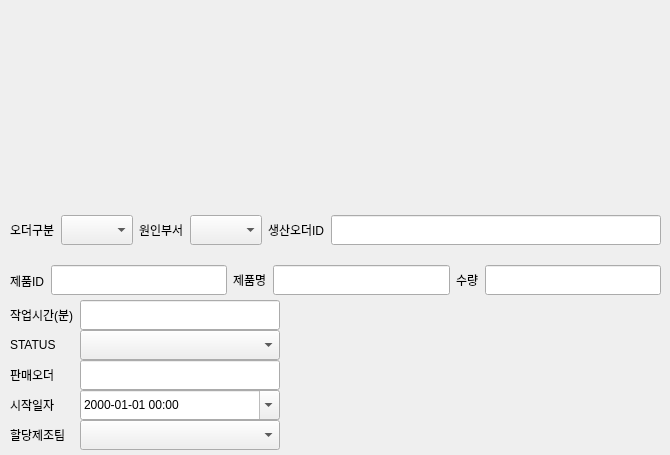
The window that ui/input_prod_order.ui (RaineyLee/dooch_mes_v1.2) describes before a commit, drawn with Qt 5.
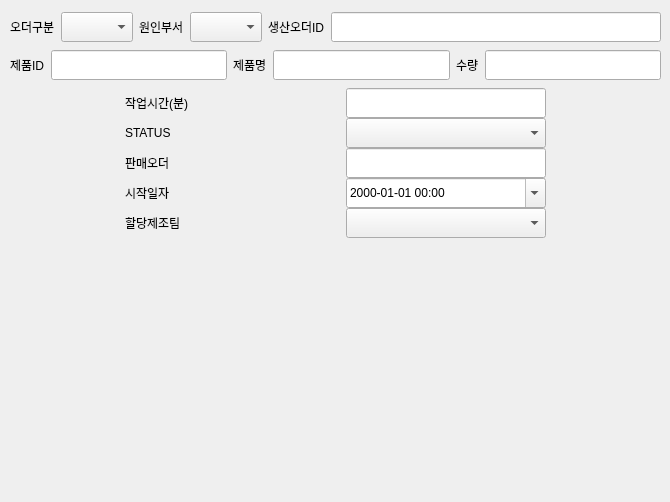
The same window after the commit.

```diff
--- a/ui/input_prod_order.ui
+++ b/ui/input_prod_order.ui
@@ -7,7 +7,7 @@
     <x>0</x>
     <y>0</y>
     <width>670</width>
-    <height>455</height>
+    <height>502</height>
    </rect>
   </property>
   <property name="sizePolicy">
@@ -25,24 +25,223 @@
      <x>10</x>
      <y>10</y>
      <width>651</width>
-     <height>191</height>
+     <height>230</height>
     </rect>
    </property>
    <layout class="QVBoxLayout" name="main_layout">
     <property name="sizeConstraint">
      <enum>QLayout::SetDefaultConstraint</enum>
     </property>
-   </layout>
-  </widget>
-  <widget class="QWidget" name="gridLayoutWidget">
-   <property name="geometry">
-    <rect>
-     <x>10</x>
-     <y>300</y>
-     <width>377</width>
-     <height>202</height>
-    </rect>
-   </property>
+    <item>
+     <layout class="QHBoxLayout" name="layout_essential" stretch="0,0,0,0,0,0">
+      <property name="spacing">
+       <number>6</number>
+      </property>
+      <property name="sizeConstraint">
+       <enum>QLayout::SetDefaultConstraint</enum>
+      </property>
+      <property name="leftMargin">
+       <number>0</number>
+      </property>
+      <property name="topMargin">
+       <number>0</number>
+      </property>
+      <property name="rightMargin">
+       <number>0</number>
+      </property>
+      <property name="bottomMargin">
+       <number>0</number>
+      </property>
+      <item>
+       <widget class="QLabel" name="lbl_order_type">
+        <property name="maximumSize">
+         <size>
+          <width>16777215</width>
+          <height>30</height>
+         </size>
+        </property>
+        <property name="text">
+         <string>오더구분</string>
+        </property>
+       </widget>
+      </item>
+      <item>
+       <widget class="QComboBox" name="comb_order_type">
+        <property name="minimumSize">
+         <size>
+          <width>0</width>
+          <height>30</height>
+         </size>
+        </property>
+        <property name="maximumSize">
+         <size>
+          <width>16777215</width>
+          <height>16777215</height>
+         </size>
+        </property>
+       </widget>
+      </item>
+      <item>
+       <widget class="QLabel" name="lbl_dept_origin">
+        <property name="minimumSize">
+         <size>
+          <width>0</width>
+          <height>0</height>
+         </size>
+        </property>
+        <property name="maximumSize">
+         <size>
+          <width>16777215</width>
+          <height>30</height>
+         </size>
+        </property>
+        <property name="text">
+         <string>원인부서</string>
+        </property>
+       </widget>
+      </item>
+      <item>
+       <widget class="QComboBox" name="comb_dept_origin">
+        <property name="minimumSize">
+         <size>
+          <width>0</width>
+          <height>30</height>
+         </size>
+        </property>
+        <property name="maximumSize">
+         <size>
+          <width>16777215</width>
+          <height>16777215</height>
+         </size>
+        </property>
+       </widget>
+      </item>
+      <item>
+       <widget class="QLabel" name="lbl_p_order_id">
+        <property name="maximumSize">
+         <size>
+          <width>16777215</width>
+          <height>30</height>
+         </size>
+        </property>
+        <property name="text">
+         <string>생산오더ID</string>
+        </property>
+       </widget>
+      </item>
+      <item>
+       <widget class="QLineEdit" name="txt_p_order_id">
+        <property name="minimumSize">
+         <size>
+          <width>0</width>
+          <height>30</height>
+         </size>
+        </property>
+       </widget>
+      </item>
+     </layout>
+    </item>
+    <item>
+     <layout class="QHBoxLayout" name="layout_item_1">
+      <property name="bottomMargin">
+       <number>0</number>
+      </property>
+      <item>
+       <widget class="QLabel" name="lbl_item_id">
+        <property name="minimumSize">
+         <size>
+          <width>0</width>
+          <height>30</height>
+         </size>
+        </property>
+        <property name="maximumSize">
+         <size>
+          <width>16777215</width>
+          <height>16777215</height>
+         </size>
+        </property>
+        <property name="text">
+         <string>제품ID</string>
+        </property>
+       </widget>
+      </item>
+      <item>
+       <widget class="QLineEdit" name="txt_item_id">
+        <property name="minimumSize">
+         <size>
+          <width>0</width>
+          <height>30</height>
+         </size>
+        </property>
+        <property name="maximumSize">
+         <size>
+          <width>16777215</width>
+          <height>16777215</height>
+         </size>
+        </property>
+       </widget>
+      </item>
+      <item>
+       <widget class="QLabel" name="lbl_item_name">
+        <property name="maximumSize">
+         <size>
+          <width>16777215</width>
+          <height>30</height>
+         </size>
+        </property>
+        <property name="text">
+         <string>제품명</string>
+        </property>
+       </widget>
+      </item>
+      <item>
+       <widget class="QLineEdit" name="txt_item_name">
+        <property name="minimumSize">
+         <size>
+          <width>0</width>
+          <height>30</height>
+         </size>
+        </property>
+        <property name="maximumSize">
+         <size>
+          <width>16777215</width>
+          <height>16777215</height>
+         </size>
+        </property>
+       </widget>
+      </item>
+      <item>
+       <widget class="QLabel" name="lbl_item_qty">
+        <property name="maximumSize">
+         <size>
+          <width>16777215</width>
+          <height>30</height>
+         </size>
+        </property>
+        <property name="text">
+         <string>수량</string>
+        </property>
+       </widget>
+      </item>
+      <item>
+       <widget class="QLineEdit" name="txt_item_qty">
+        <property name="minimumSize">
+         <size>
+          <width>0</width>
+          <height>30</height>
+         </size>
+        </property>
+        <property name="maximumSize">
+         <size>
+          <width>16777215</width>
+          <height>16777215</height>
+         </size>
+        </property>
+       </widget>
+      </item>
+     </layout>
+    </item>
+    <item>
    <layout class="QGridLayout" name="layout_item_2">
     <property name="sizeConstraint">
      <enum>QLayout::SetFixedSize</enum>
@@ -149,6 +348,28 @@
       </property>
      </widget>
     </item>
+      <item row="2" column="1">
+       <widget class="QLineEdit" name="txt_s_order_id">
+        <property name="sizePolicy">
+         <sizepolicy hsizetype="Preferred" vsizetype="Fixed">
+          <horstretch>0</horstretch>
+          <verstretch>0</verstretch>
+         </sizepolicy>
+        </property>
+        <property name="minimumSize">
+         <size>
+          <width>200</width>
+          <height>30</height>
+         </size>
+        </property>
+        <property name="maximumSize">
+         <size>
+          <width>200</width>
+          <height>16777215</height>
+         </size>
+        </property>
+       </widget>
+      </item>
     <item row="0" column="1">
      <widget class="QLineEdit" name="txt_order_min">
       <property name="sizePolicy">
@@ -203,252 +424,7 @@
       </property>
      </widget>
     </item>
-    <item row="2" column="1">
-     <widget class="QLineEdit" name="txt_s_order_id">
-      <property name="sizePolicy">
-       <sizepolicy hsizetype="Preferred" vsizetype="Fixed">
-        <horstretch>0</horstretch>
-        <verstretch>0</verstretch>
-       </sizepolicy>
-      </property>
-      <property name="minimumSize">
-       <size>
-        <width>200</width>
-        <height>30</height>
-       </size>
-      </property>
-      <property name="maximumSize">
-       <size>
-        <width>200</width>
-        <height>16777215</height>
-       </size>
-      </property>
-     </widget>
-    </item>
-   </layout>
-  </widget>
-  <widget class="QWidget" name="horizontalLayoutWidget">
-   <property name="geometry">
-    <rect>
-     <x>10</x>
-     <y>210</y>
-     <width>651</width>
-     <height>41</height>
-    </rect>
-   </property>
-   <layout class="QHBoxLayout" name="layout_essential" stretch="0,0,0,0,0,0">
-    <property name="spacing">
-     <number>6</number>
-    </property>
-    <property name="sizeConstraint">
-     <enum>QLayout::SetDefaultConstraint</enum>
-    </property>
-    <property name="leftMargin">
-     <number>0</number>
-    </property>
-    <property name="topMargin">
-     <number>0</number>
-    </property>
-    <property name="rightMargin">
-     <number>0</number>
-    </property>
-    <property name="bottomMargin">
-     <number>0</number>
-    </property>
-    <item>
-     <widget class="QLabel" name="lbl_order_type">
-      <property name="maximumSize">
-       <size>
-        <width>16777215</width>
-        <height>30</height>
-       </size>
-      </property>
-      <property name="text">
-       <string>오더구분</string>
-      </property>
-     </widget>
-    </item>
-    <item>
-     <widget class="QComboBox" name="comb_order_type">
-      <property name="minimumSize">
-       <size>
-        <width>0</width>
-        <height>30</height>
-       </size>
-      </property>
-      <property name="maximumSize">
-       <size>
-        <width>16777215</width>
-        <height>16777215</height>
-       </size>
-      </property>
-     </widget>
-    </item>
-    <item>
-     <widget class="QLabel" name="lbl_dept_origin">
-      <property name="minimumSize">
-       <size>
-        <width>0</width>
-        <height>0</height>
-       </size>
-      </property>
-      <property name="maximumSize">
-       <size>
-        <width>16777215</width>
-        <height>30</height>
-       </size>
-      </property>
-      <property name="text">
-       <string>원인부서</string>
-      </property>
-     </widget>
-    </item>
-    <item>
-     <widget class="QComboBox" name="comb_dept_origin">
-      <property name="minimumSize">
-       <size>
-        <width>0</width>
-        <height>30</height>
-       </size>
-      </property>
-      <property name="maximumSize">
-       <size>
-        <width>16777215</width>
-        <height>16777215</height>
-       </size>
-      </property>
-     </widget>
-    </item>
-    <item>
-     <widget class="QLabel" name="lbl_p_order_id">
-      <property name="maximumSize">
-       <size>
-        <width>16777215</width>
-        <height>30</height>
-       </size>
-      </property>
-      <property name="text">
-       <string>생산오더ID</string>
-      </property>
-     </widget>
-    </item>
-    <item>
-     <widget class="QLineEdit" name="txt_p_order_id">
-      <property name="minimumSize">
-       <size>
-        <width>0</width>
-        <height>30</height>
-       </size>
-      </property>
-     </widget>
-    </item>
-   </layout>
-  </widget>
-  <widget class="QWidget" name="horizontalLayoutWidget_2">
-   <property name="geometry">
-    <rect>
-     <x>10</x>
-     <y>260</y>
-     <width>651</width>
-     <height>41</height>
-    </rect>
-   </property>
-   <layout class="QHBoxLayout" name="layout_item_1">
-    <property name="bottomMargin">
-     <number>0</number>
-    </property>
-    <item>
-     <widget class="QLabel" name="lbl_item_id">
-      <property name="minimumSize">
-       <size>
-        <width>0</width>
-        <height>30</height>
-       </size>
-      </property>
-      <property name="maximumSize">
-       <size>
-        <width>16777215</width>
-        <height>16777215</height>
-       </size>
-      </property>
-      <property name="text">
-       <string>제품ID</string>
-      </property>
-     </widget>
-    </item>
-    <item>
-     <widget class="QLineEdit" name="txt_item_id">
-      <property name="minimumSize">
-       <size>
-        <width>0</width>
-        <height>30</height>
-       </size>
-      </property>
-      <property name="maximumSize">
-       <size>
-        <width>16777215</width>
-        <height>16777215</height>
-       </size>
-      </property>
-     </widget>
-    </item>
-    <item>
-     <widget class="QLabel" name="lbl_item_name">
-      <property name="maximumSize">
-       <size>
-        <width>16777215</width>
-        <height>30</height>
-       </size>
-      </property>
-      <property name="text">
-       <string>제품명</string>
-      </property>
-     </widget>
-    </item>
-    <item>
-     <widget class="QLineEdit" name="txt_item_name">
-      <property name="minimumSize">
-       <size>
-        <width>0</width>
-        <height>30</height>
-       </size>
-      </property>
-      <property name="maximumSize">
-       <size>
-        <width>16777215</width>
-        <height>16777215</height>
-       </size>
-      </property>
-     </widget>
-    </item>
-    <item>
-     <widget class="QLabel" name="lbl_item_qty">
-      <property name="maximumSize">
-       <size>
-        <width>16777215</width>
-        <height>30</height>
-       </size>
-      </property>
-      <property name="text">
-       <string>수량</string>
-      </property>
-     </widget>
-    </item>
-    <item>
-     <widget class="QLineEdit" name="txt_item_qty">
-      <property name="minimumSize">
-       <size>
-        <width>0</width>
-        <height>30</height>
-       </size>
-      </property>
-      <property name="maximumSize">
-       <size>
-        <width>16777215</width>
-        <height>16777215</height>
-       </size>
-      </property>
-     </widget>
+     </layout>
     </item>
    </layout>
   </widget>
```
Lines whose indentation alone changed are shown as unchanged.
